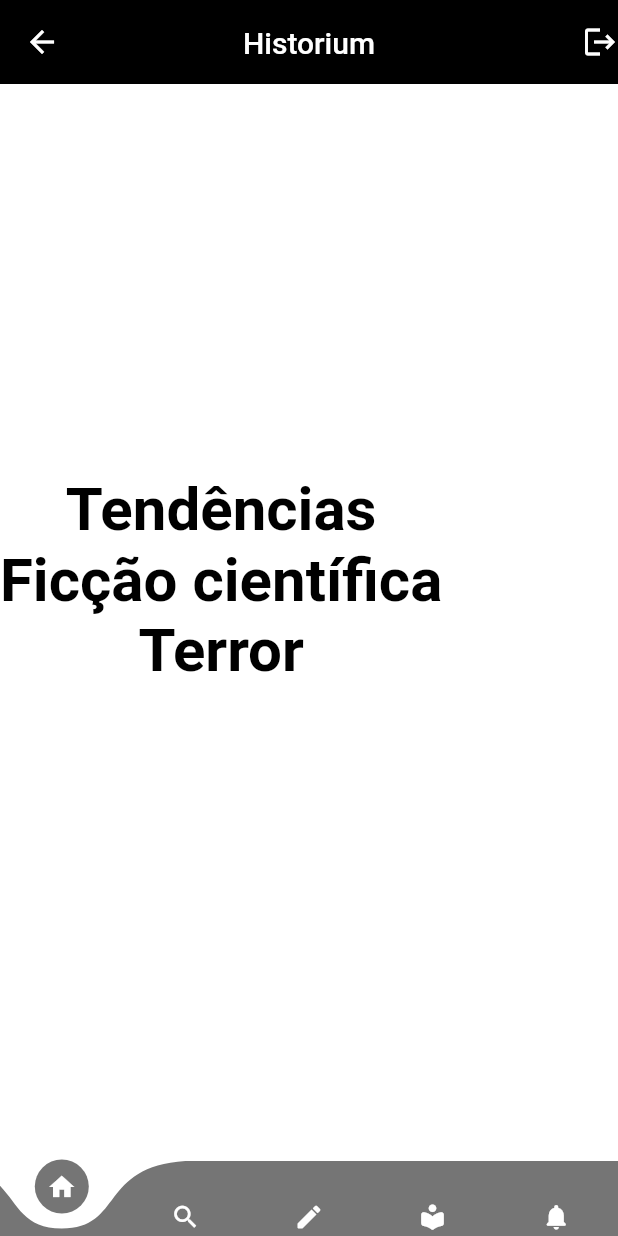
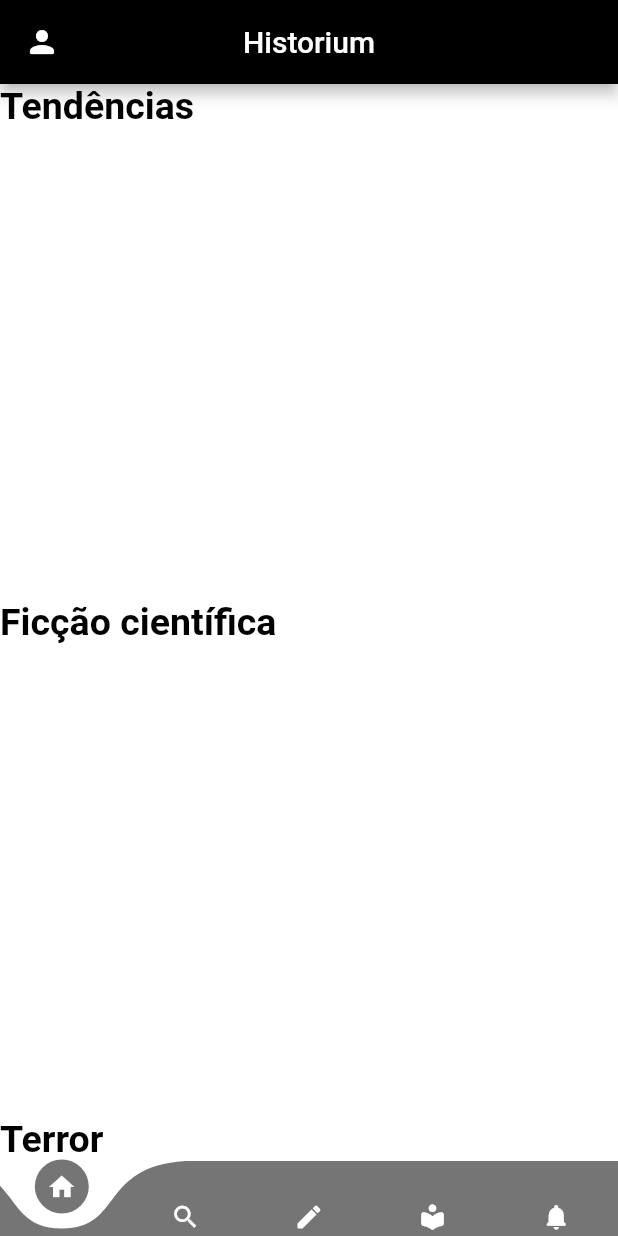
Before and after one commit to C-Henrique-Almeida/APP---Historium---Flutter, a Flutter app: the HomeScreen screen opened by its route, on a phone screen of 412 x 824 dp. Run offline on Flutter 3.47's test engine with Material 2 defaults, Android fonts, the phone set to English and light mode, and no system bars; drawn by our look-alikes of curved_navigation_bar; our stand-ins replace firebase_auth, firebase_core, google_fonts; accounts and stored records are empty.

Commit message:
layout atualizado homepage

```diff
--- /dev/null
+++ b/lib/pages/body.dart
@@ -0,0 +1,45 @@
+import 'package:flutter/material.dart';
+
+class Body extends StatelessWidget {
+  @override
+  Widget build(BuildContext context) {
+    Widget _buildBodyBack() => Container(
+      decoration: BoxDecoration(
+        color: Colors.white
+      ),
+    );
+
+    return Stack(
+      children: <Widget>[
+        _buildBodyBack(),
+        Column(
+        mainAxisAlignment: MainAxisAlignment.start,
+        children: <Widget>[
+          Text(
+            "Tendências",
+            style: TextStyle(color: Colors.black, fontSize: 25, fontWeight: FontWeight.bold)
+          ),
+        ],
+        ),
+        Column(
+        mainAxisAlignment: MainAxisAlignment.center,
+        children: <Widget>[
+          Text(
+            "Ficção científica",
+            style: TextStyle(color: Colors.black, fontSize: 25, fontWeight: FontWeight.bold)
+          ),
+        ],
+        ),
+        Column(
+        mainAxisAlignment: MainAxisAlignment.end,
+        children: <Widget>[
+          Text(
+            "Terror",
+            style: TextStyle(color: Colors.black, fontSize: 25, fontWeight: FontWeight.bold)
+          ),
+        ],
+        ),
+      ],
+    );
+  }
+}
--- a/lib/pages/home_screen.dart
+++ b/lib/pages/home_screen.dart
@@ -1,6 +1,6 @@
 import 'package:curved_navigation_bar/curved_navigation_bar.dart';
 import 'package:flutter/material.dart';
-import 'home_tab.dart';
+import 'package:historium/pages/body.dart';
 
 class HomeScreen extends StatelessWidget {
   @override
@@ -9,7 +9,13 @@
       physics: NeverScrollableScrollPhysics(),
       children: <Widget>[
         Scaffold(
-          body: HomeTab(),
+          appBar: AppBar(
+            title: Text("Historium"),
+            centerTitle: true,
+            leading: Icon(Icons.person_rounded, color: Colors.white),
+            backgroundColor: Colors.black
+          ),
+          body: Body(),
           bottomNavigationBar: CurvedNavigationBar(
               color: Colors.grey[600],
               backgroundColor: Colors.white,
@@ -19,7 +25,8 @@
                 Icon(Icons.home, size: 20, color: Colors.white),
                 Icon(Icons.search, size: 20, color: Colors.white),
                 Icon(Icons.create_rounded, size: 20, color: Colors.white),
-                Icon(Icons.local_library_rounded, size: 20, color: Colors.white),
+                Icon(Icons.local_library_rounded,
+                    size: 20, color: Colors.white),
                 Icon(Icons.notifications_rounded, size: 20, color: Colors.white)
               ],
               animationDuration: Duration(milliseconds: 200),
--- a/lib/pages/home_tab.dart
+++ /dev/null
@@ -1,53 +0,0 @@
-import 'package:flutter/material.dart';
-
-class HomeTab extends StatelessWidget {
-  @override
-  Widget build(BuildContext context) {
-    Widget _buildBodyBack() => Container(
-      decoration: BoxDecoration(
-        color: Colors.white
-      ),
-    );
-
-    return Stack(
-      children: <Widget>[
-        _buildBodyBack(),
-        Column(
-        mainAxisAlignment: MainAxisAlignment.center,
-        children: <Widget>[
-          Text(
-            "Tendências",
-            style: TextStyle(color: Colors.black, fontSize: 40, fontWeight: FontWeight.bold)
-          ),
-          Text(
-            "Ficção científica",
-            style: TextStyle(color: Colors.black, fontSize: 40, fontWeight: FontWeight.bold)
-          ),
-          Text(
-            "Terror",
-            style: TextStyle(color: Colors.black, fontSize: 40, fontWeight: FontWeight.bold)
-          ),
-        ],
-        ),
-        CustomScrollView(
-          slivers: <Widget>[
-            SliverAppBar(
-              actions: [
-                GestureDetector(
-                  onTap: () => Navigator.of(context).pop(),
-                  child: Icon(Icons.logout),
-                )],
-              floating: true,
-              backgroundColor: Colors.black,
-              elevation: 0.0,
-              flexibleSpace: FlexibleSpaceBar(
-                title: const Text("Historium"),
-                centerTitle: true,
-              ),
-            )
-          ],
-        )
-      ],
-    );
-  }
-}
```
